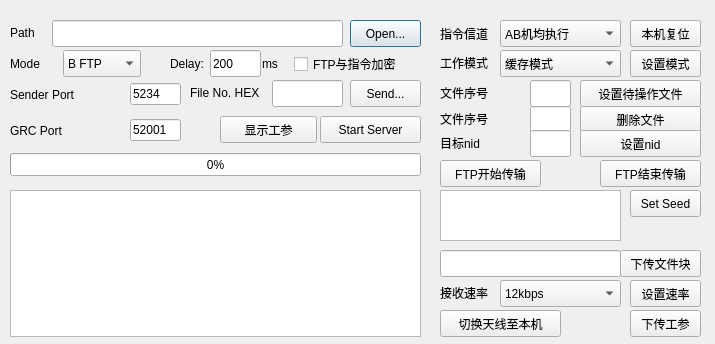
This is file_send.ui in ArtisticZhao/file_sender_to_GNURadio as Qt 5 draws it before an edit. The edited form follows.
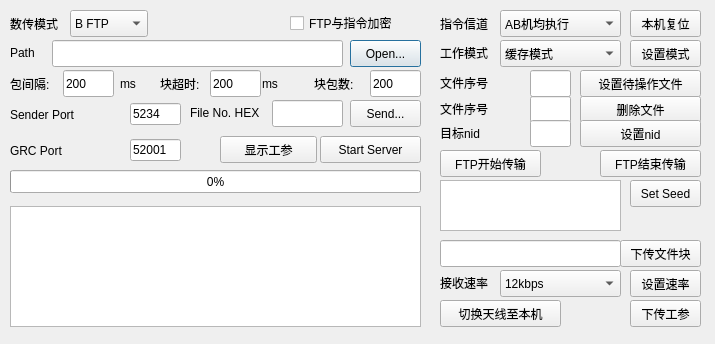
This is the edited form.

Commit message: 加入了发送程序的接口: 包间隔时间, 每块文件的包数量, 请求超时时间; 将超时时间的生效改为一次性

Diff of the .ui file:
```diff
--- a/file_send.ui
+++ b/file_send.ui
@@ -17,7 +17,7 @@
    <property name="geometry">
     <rect>
      <x>350</x>
-     <y>20</y>
+     <y>40</y>
      <width>71</width>
      <height>27</height>
     </rect>
@@ -30,7 +30,7 @@
    <property name="geometry">
     <rect>
      <x>52</x>
-     <y>20</y>
+     <y>40</y>
      <width>291</width>
      <height>27</height>
     </rect>
@@ -40,7 +40,7 @@
    <property name="geometry">
     <rect>
      <x>10</x>
-     <y>24</y>
+     <y>44</y>
      <width>66</width>
      <height>17</height>
     </rect>
@@ -53,9 +53,9 @@
    <property name="geometry">
     <rect>
      <x>10</x>
-     <y>190</y>
+     <y>206</y>
      <width>411</width>
-     <height>147</height>
+     <height>121</height>
     </rect>
    </property>
   </widget>
@@ -63,7 +63,7 @@
    <property name="geometry">
     <rect>
      <x>320</x>
-     <y>116</y>
+     <y>136</y>
      <width>101</width>
      <height>27</height>
     </rect>
@@ -76,7 +76,7 @@
    <property name="geometry">
     <rect>
      <x>10</x>
-     <y>153</y>
+     <y>170</y>
      <width>411</width>
      <height>23</height>
     </rect>
@@ -92,7 +92,7 @@
    <property name="geometry">
     <rect>
      <x>350</x>
-     <y>80</y>
+     <y>100</y>
      <width>71</width>
      <height>27</height>
     </rect>
@@ -105,7 +105,7 @@
    <property name="geometry">
     <rect>
      <x>190</x>
-     <y>84</y>
+     <y>104</y>
      <width>91</width>
      <height>17</height>
     </rect>
@@ -118,7 +118,7 @@
    <property name="geometry">
     <rect>
      <x>272</x>
-     <y>80</y>
+     <y>100</y>
      <width>71</width>
      <height>27</height>
     </rect>
@@ -133,37 +133,37 @@
   <widget class="QLabel" name="label_6">
    <property name="geometry">
     <rect>
-     <x>170</x>
-     <y>54</y>
+     <x>10</x>
+     <y>74</y>
      <width>51</width>
      <height>20</height>
     </rect>
    </property>
    <property name="text">
-    <string>Delay:</string>
+    <string>包间隔:</string>
    </property>
   </widget>
   <widget class="QLineEdit" name="delay_us">
    <property name="geometry">
     <rect>
-     <x>210</x>
-     <y>50</y>
-     <width>51</width>
-     <height>27</height>
-    </rect>
-   </property>
-   <property name="text">
-    <string>200</string>
-   </property>
-   <property name="placeholderText">
-    <string/>
-   </property>
-  </widget>
-  <widget class="QComboBox" name="comboBox">
-   <property name="geometry">
-    <rect>
      <x>63</x>
-     <y>50</y>
+     <y>70</y>
+     <width>51</width>
+     <height>27</height>
+    </rect>
+   </property>
+   <property name="text">
+    <string>200</string>
+   </property>
+   <property name="placeholderText">
+    <string/>
+   </property>
+  </widget>
+  <widget class="QComboBox" name="comboBox">
+   <property name="geometry">
+    <rect>
+     <x>70</x>
+     <y>10</y>
      <width>78</width>
      <height>27</height>
     </rect>
@@ -183,20 +183,20 @@
    <property name="geometry">
     <rect>
      <x>10</x>
-     <y>55</y>
-     <width>41</width>
+     <y>15</y>
+     <width>71</width>
      <height>17</height>
     </rect>
    </property>
    <property name="text">
-    <string>Mode</string>
+    <string>数传模式</string>
    </property>
   </widget>
   <widget class="QPushButton" name="reset_sys_btn">
    <property name="geometry">
     <rect>
      <x>630</x>
-     <y>20</y>
+     <y>10</y>
      <width>71</width>
      <height>27</height>
     </rect>
@@ -209,7 +209,7 @@
    <property name="geometry">
     <rect>
      <x>630</x>
-     <y>50</y>
+     <y>40</y>
      <width>71</width>
      <height>27</height>
     </rect>
@@ -222,7 +222,7 @@
    <property name="geometry">
     <rect>
      <x>500</x>
-     <y>50</y>
+     <y>40</y>
      <width>121</width>
      <height>27</height>
     </rect>
@@ -247,7 +247,7 @@
    <property name="geometry">
     <rect>
      <x>630</x>
-     <y>190</y>
+     <y>180</y>
      <width>71</width>
      <height>27</height>
     </rect>
@@ -260,7 +260,7 @@
    <property name="geometry">
     <rect>
      <x>580</x>
-     <y>80</y>
+     <y>70</y>
      <width>121</width>
      <height>27</height>
     </rect>
@@ -273,7 +273,7 @@
    <property name="geometry">
     <rect>
      <x>530</x>
-     <y>80</y>
+     <y>70</y>
      <width>41</width>
      <height>27</height>
     </rect>
@@ -283,7 +283,7 @@
    <property name="geometry">
     <rect>
      <x>440</x>
-     <y>84</y>
+     <y>74</y>
      <width>71</width>
      <height>17</height>
     </rect>
@@ -296,7 +296,7 @@
    <property name="geometry">
     <rect>
      <x>530</x>
-     <y>106</y>
+     <y>96</y>
      <width>41</width>
      <height>27</height>
     </rect>
@@ -306,7 +306,7 @@
    <property name="geometry">
     <rect>
      <x>580</x>
-     <y>106</y>
+     <y>96</y>
      <width>121</width>
      <height>27</height>
     </rect>
@@ -319,7 +319,7 @@
    <property name="geometry">
     <rect>
      <x>440</x>
-     <y>110</y>
+     <y>100</y>
      <width>71</width>
      <height>17</height>
     </rect>
@@ -332,7 +332,7 @@
    <property name="geometry">
     <rect>
      <x>580</x>
-     <y>130</y>
+     <y>120</y>
      <width>121</width>
      <height>27</height>
     </rect>
@@ -345,7 +345,7 @@
    <property name="geometry">
     <rect>
      <x>440</x>
-     <y>134</y>
+     <y>124</y>
      <width>71</width>
      <height>17</height>
     </rect>
@@ -358,7 +358,7 @@
    <property name="geometry">
     <rect>
      <x>530</x>
-     <y>130</y>
+     <y>120</y>
      <width>41</width>
      <height>27</height>
     </rect>
@@ -368,7 +368,7 @@
    <property name="geometry">
     <rect>
      <x>440</x>
-     <y>160</y>
+     <y>150</y>
      <width>101</width>
      <height>27</height>
     </rect>
@@ -381,7 +381,7 @@
    <property name="geometry">
     <rect>
      <x>600</x>
-     <y>160</y>
+     <y>150</y>
      <width>101</width>
      <height>27</height>
     </rect>
@@ -394,7 +394,7 @@
    <property name="geometry">
     <rect>
      <x>630</x>
-     <y>310</y>
+     <y>300</y>
      <width>71</width>
      <height>27</height>
     </rect>
@@ -407,7 +407,7 @@
    <property name="geometry">
     <rect>
      <x>440</x>
-     <y>310</y>
+     <y>300</y>
      <width>121</width>
      <height>27</height>
     </rect>
@@ -420,7 +420,7 @@
    <property name="geometry">
     <rect>
      <x>440</x>
-     <y>250</y>
+     <y>240</y>
      <width>181</width>
      <height>27</height>
     </rect>
@@ -430,7 +430,7 @@
    <property name="geometry">
     <rect>
      <x>620</x>
-     <y>250</y>
+     <y>240</y>
      <width>81</width>
      <height>27</height>
     </rect>
@@ -443,7 +443,7 @@
    <property name="geometry">
     <rect>
      <x>440</x>
-     <y>25</y>
+     <y>15</y>
      <width>71</width>
      <height>17</height>
     </rect>
@@ -456,7 +456,7 @@
    <property name="geometry">
     <rect>
      <x>500</x>
-     <y>20</y>
+     <y>10</y>
      <width>121</width>
      <height>27</height>
     </rect>
@@ -481,7 +481,7 @@
    <property name="geometry">
     <rect>
      <x>440</x>
-     <y>54</y>
+     <y>44</y>
      <width>71</width>
      <height>17</height>
     </rect>
@@ -494,7 +494,7 @@
    <property name="geometry">
     <rect>
      <x>440</x>
-     <y>190</y>
+     <y>180</y>
      <width>181</width>
      <height>51</height>
     </rect>
@@ -504,7 +504,7 @@
    <property name="geometry">
     <rect>
      <x>220</x>
-     <y>116</y>
+     <y>136</y>
      <width>97</width>
      <height>27</height>
     </rect>
@@ -517,7 +517,7 @@
    <property name="geometry">
     <rect>
      <x>10</x>
-     <y>80</y>
+     <y>100</y>
      <width>171</width>
      <height>29</height>
     </rect>
@@ -552,7 +552,7 @@
    <property name="geometry">
     <rect>
      <x>10</x>
-     <y>116</y>
+     <y>136</y>
      <width>171</width>
      <height>29</height>
     </rect>
@@ -584,7 +584,7 @@
    <property name="geometry">
     <rect>
      <x>500</x>
-     <y>280</y>
+     <y>270</y>
      <width>121</width>
      <height>27</height>
     </rect>
@@ -604,7 +604,7 @@
    <property name="geometry">
     <rect>
      <x>630</x>
-     <y>280</y>
+     <y>270</y>
      <width>71</width>
      <height>27</height>
     </rect>
@@ -617,7 +617,7 @@
    <property name="geometry">
     <rect>
      <x>440</x>
-     <y>284</y>
+     <y>274</y>
      <width>71</width>
      <height>17</height>
     </rect>
@@ -629,8 +629,8 @@
   <widget class="QCheckBox" name="checkBox_encrypt">
    <property name="geometry">
     <rect>
-     <x>294</x>
-     <y>53</y>
+     <x>290</x>
+     <y>12</y>
      <width>131</width>
      <height>22</height>
     </rect>
@@ -642,8 +642,34 @@
   <widget class="QLabel" name="label_12">
    <property name="geometry">
     <rect>
+     <x>120</x>
+     <y>74</y>
+     <width>21</width>
+     <height>20</height>
+    </rect>
+   </property>
+   <property name="text">
+    <string>ms</string>
+   </property>
+  </widget>
+  <widget class="QLabel" name="label_13">
+   <property name="geometry">
+    <rect>
+     <x>160</x>
+     <y>74</y>
+     <width>51</width>
+     <height>20</height>
+    </rect>
+   </property>
+   <property name="text">
+    <string>块超时:</string>
+   </property>
+  </widget>
+  <widget class="QLabel" name="label_16">
+   <property name="geometry">
+    <rect>
      <x>262</x>
-     <y>54</y>
+     <y>74</y>
      <width>21</width>
      <height>20</height>
     </rect>
@@ -652,6 +678,51 @@
     <string>ms</string>
    </property>
   </widget>
+  <widget class="QLineEdit" name="block_timeout">
+   <property name="geometry">
+    <rect>
+     <x>210</x>
+     <y>70</y>
+     <width>51</width>
+     <height>27</height>
+    </rect>
+   </property>
+   <property name="text">
+    <string>200</string>
+   </property>
+   <property name="placeholderText">
+    <string/>
+   </property>
+  </widget>
+  <widget class="QLabel" name="label_17">
+   <property name="geometry">
+    <rect>
+     <x>314</x>
+     <y>74</y>
+     <width>51</width>
+     <height>20</height>
+    </rect>
+   </property>
+   <property name="text">
+    <string>块包数:</string>
+   </property>
+  </widget>
+  <widget class="QLineEdit" name="block_num">
+   <property name="geometry">
+    <rect>
+     <x>370</x>
+     <y>70</y>
+     <width>51</width>
+     <height>27</height>
+    </rect>
+   </property>
+   <property name="text">
+    <string>200</string>
+   </property>
+   <property name="placeholderText">
+    <string/>
+   </property>
+  </widget>
  </widget>
  <resources/>
  <connections/>
```
The commit also changes 4 other files.
